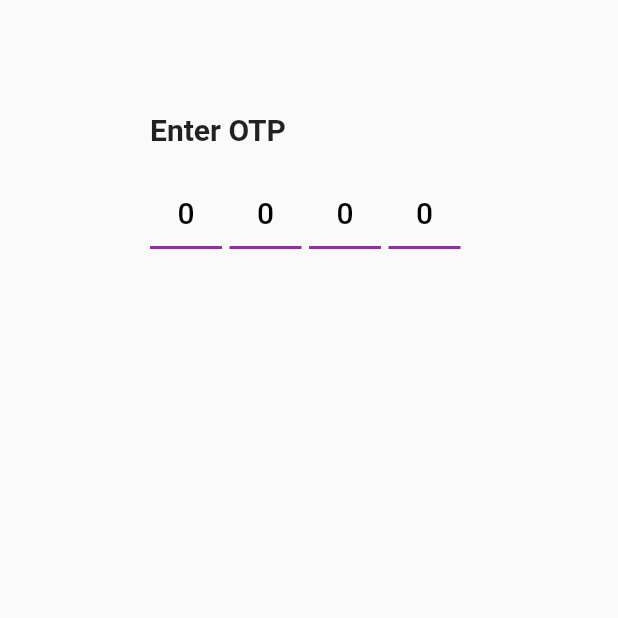
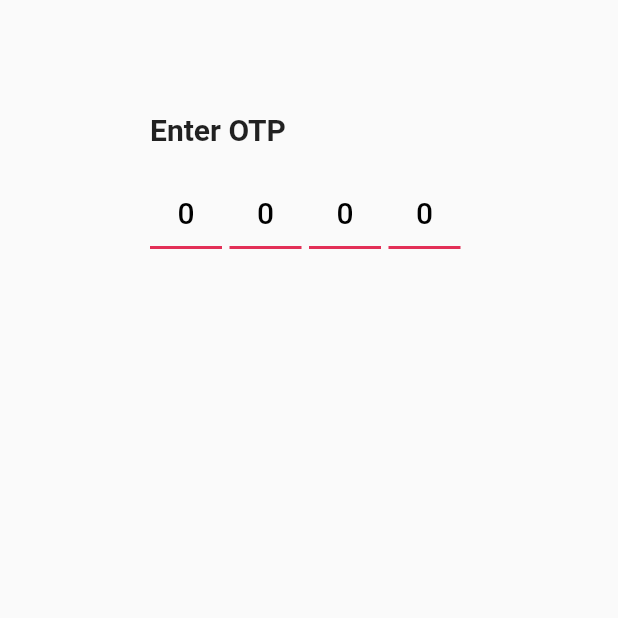
Before and after one commit to anandu9805/millions_frontend, a Flutter app: the OTPPageWidget screen opened directly, on a phone screen of 412 x 824 dp, the top half of it. Run offline on Flutter 3.47's test engine with Material 2 defaults, Android fonts, the phone set to English and light mode, and no system bars; our stand-ins replace google_fonts, video_player; network calls fail; Roboto replaces fonts that are missing (Ubuntu).

Commit message:
colorsChanged

```diff
--- a/lib/screens/otpPage.dart
+++ b/lib/screens/otpPage.dart
@@ -1,6 +1,7 @@
 import 'package:flutter/material.dart';
 import 'package:google_fonts/google_fonts.dart';
 import 'package:flutter/services.dart';
+import 'package:millions/constants/colors.dart';
 
 class OTPPageWidget extends StatefulWidget {
   //OTPPageWidget({Key key}) : super(key: key);
@@ -69,7 +70,7 @@ class _OTPPageWidgetState extends State<OTPPageWidget> {
                             fontWeight: FontWeight.w500),
                         enabledBorder: UnderlineInputBorder(
                           borderSide: BorderSide(
-                            color: Colors.purple,
+                            color: primary,
                             width: 2,
                           ),
                           borderRadius: const BorderRadius.only(
@@ -79,7 +80,7 @@ class _OTPPageWidgetState extends State<OTPPageWidget> {
                         ),
                         focusedBorder: UnderlineInputBorder(
                           borderSide:
-                              BorderSide(color: Colors.purple, width: 2),
+                              BorderSide(color: primary, width: 2),
                           borderRadius: const BorderRadius.only(
                             topLeft: Radius.circular(4.0),
                             topRight: Radius.circular(4.0),
@@ -112,7 +113,7 @@ class _OTPPageWidgetState extends State<OTPPageWidget> {
                             fontWeight: FontWeight.w500),
                         enabledBorder: UnderlineInputBorder(
                           borderSide: BorderSide(
-                            color: Colors.purple,
+                            color: primary,
                             width: 2,
                           ),
                           borderRadius: const BorderRadius.only(
@@ -122,7 +123,7 @@ class _OTPPageWidgetState extends State<OTPPageWidget> {
                         ),
                         focusedBorder: UnderlineInputBorder(
                           borderSide:
-                              BorderSide(color: Colors.purple, width: 2),
+                              BorderSide(color: primary, width: 2),
                           borderRadius: const BorderRadius.only(
                             topLeft: Radius.circular(4.0),
                             topRight: Radius.circular(4.0),
@@ -155,7 +156,7 @@ class _OTPPageWidgetState extends State<OTPPageWidget> {
                             fontWeight: FontWeight.w500),
                         enabledBorder: UnderlineInputBorder(
                           borderSide: BorderSide(
-                            color: Colors.purple,
+                            color: primary,
                             width: 2,
                           ),
                           borderRadius: const BorderRadius.only(
@@ -165,7 +166,7 @@ class _OTPPageWidgetState extends State<OTPPageWidget> {
                         ),
                         focusedBorder: UnderlineInputBorder(
                           borderSide:
-                              BorderSide(color: Colors.purple, width: 2),
+                              BorderSide(color: primary, width: 2),
                           borderRadius: const BorderRadius.only(
                             topLeft: Radius.circular(4.0),
                             topRight: Radius.circular(4.0),
@@ -198,7 +199,7 @@ class _OTPPageWidgetState extends State<OTPPageWidget> {
                               fontWeight: FontWeight.w500),
                           enabledBorder: UnderlineInputBorder(
                             borderSide: BorderSide(
-                              color: Colors.purple,
+                              color: primary,
                               width: 2,
                             ),
                             borderRadius: const BorderRadius.only(
@@ -208,7 +209,7 @@ class _OTPPageWidgetState extends State<OTPPageWidget> {
                           ),
                           focusedBorder: UnderlineInputBorder(
                             borderSide:
-                                BorderSide(color: Colors.purple, width: 2),
+                                BorderSide(color: primary, width: 2),
                             borderRadius: const BorderRadius.only(
                               topLeft: Radius.circular(4.0),
                               topRight: Radius.circular(4.0),
--- a/lib/screens/page8.dart
+++ b/lib/screens/page8.dart
@@ -1,5 +1,6 @@
 import 'package:flutter/material.dart';
 import 'package:google_fonts/google_fonts.dart';
+import 'package:millions/constants/colors.dart';
 
 class Page8 extends StatefulWidget {
   @override
@@ -184,7 +185,7 @@ class _Page8State extends State<Page8> {
                         child: Text(
                           'Videos',
                           style: GoogleFonts.ubuntu(
-                            color: Colors.purple,
+                            color: primary,
                             fontWeight: FontWeight.w500,
                           ),
                         ),
```
Also changed, not shown: lib/main.dart (+6 -1 lines), lib/screens/createPost.dart (+7 -6 lines), lib/screens/uploadpage.dart (+6 -5 lines), lib/screens/verification.dart (+4 -3 lines), pubspec.lock.
